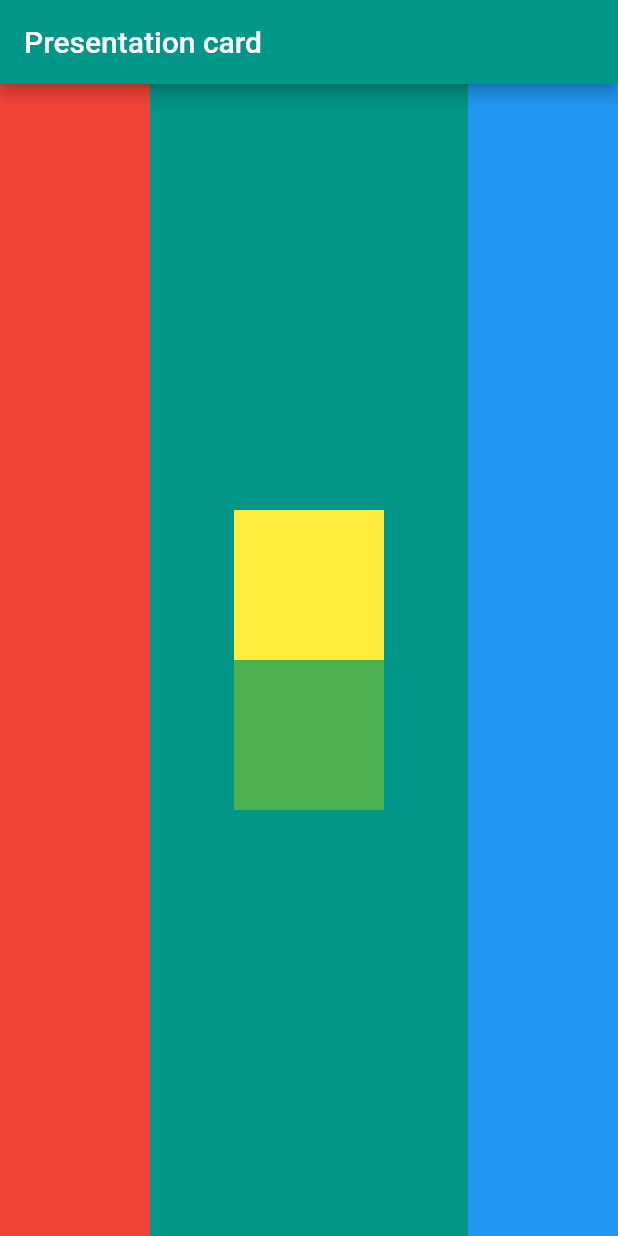
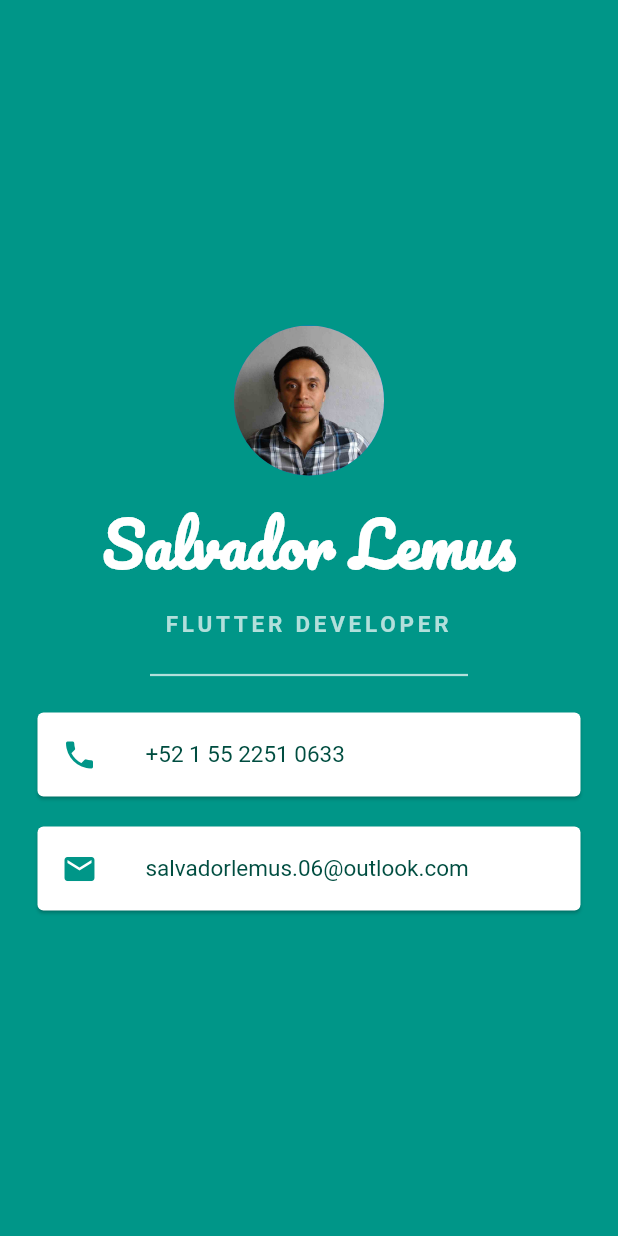
Before and after one commit to salvadorlemus/Flutter, a Flutter app: the screen it shows after launch, on a phone screen of 412 x 824 dp. Run offline on Flutter 3.47's test engine with Material 2 defaults, Android fonts, the phone set to English and light mode, and no system bars; Roboto replaces fonts that are missing (SourceSansPro).

Commit message:
Personal card using flutter.

```diff
--- a/lib/main.dart
+++ b/lib/main.dart
@@ -16,29 +16,82 @@ class MyCard extends StatelessWidget {
     return MaterialApp(
       home: Scaffold(
         backgroundColor: Colors.teal,
-        appBar: AppBar(
-          title: Text("Presentation card"),
-          backgroundColor: Colors.teal,
-        ),
+        // appBar: AppBar(
+        //   title: Text("Presentation card"),
+        //   backgroundColor: Colors.teal,
+        // ),
         body: SafeArea(
-          child: Row(
-            mainAxisAlignment: MainAxisAlignment.spaceBetween,
+          child: Column(
+            mainAxisAlignment: MainAxisAlignment.center,
+            crossAxisAlignment: CrossAxisAlignment.stretch,
             children: [
-              Container(width: 100,
-              color: Colors.red,),
-              Column(
-                mainAxisAlignment: MainAxisAlignment.center,
-                children: [
-                  Container(height: 100,
-                    width: 100,
-                    color: Colors.yellow,),
-                  Container(height: 100,
-                    width: 100,
-                    color: Colors.green,)
-                ],
+              Center(
+                child: CircleAvatar(
+                  radius: 50.0,
+                  backgroundImage: AssetImage("images/Portrait.jpg"),
+                ),
               ),
-              Container(width: 100,
-                color: Colors.blue,)
+              SizedBox(height: 10.0),
+              Text('Salvador Lemus',
+                textAlign: TextAlign.center,
+                style: TextStyle(
+                  fontFamily: 'Pacifico',
+                  fontSize: 40.0,
+                  color: Colors.white,
+                  fontWeight: FontWeight.bold
+                ),
+              ),
+              SizedBox(height: 10),
+              Text('FLUTTER DEVELOPER',
+                textAlign: TextAlign.center,
+                style: TextStyle(
+                    fontFamily: 'SourceSansPro',
+                    fontSize: 15.0,
+                    color: Colors.teal.shade100,
+                    fontWeight: FontWeight.bold,
+                    letterSpacing: 2.5
+                ),
+              ),
+              SizedBox(
+                height: 50,
+                child: Divider(
+                  color: Colors.teal.shade100,
+                  thickness: 1.5,
+                  indent: 100.0,
+                  endIndent: 100.0,
+                ),
+              ),
+              Card(
+                margin: EdgeInsets.symmetric(horizontal: 25.0),
+                child: ListTile(
+                  leading: Icon(Icons.phone,
+                    color: Colors.teal,
+                  ),
+                  title: Text('+52 1 55 2251 0633',
+                    style: TextStyle(
+                      color: Colors.teal.shade900,
+                      fontFamily: 'SourceSansPro',
+                      fontSize: 15.0
+                    ),
+                  ),
+                ),
+              ),
+              SizedBox(height: 20),
+              Card(
+                margin: EdgeInsets.symmetric(horizontal: 25.0),
+                child: ListTile(
+                  leading: Icon(Icons.email,
+                    color: Colors.teal,
+                  ),
+                  title: Text('salvadorlemus.06@outlook.com',
+                    style: TextStyle(
+                        color: Colors.teal.shade900,
+                        fontFamily: 'SourceSansPro',
+                        fontSize: 15.0
+                    ),
+                  ),
+                ),
+              ),
             ],
           ),
         ),
```
Also changed, not shown: pubspec.yaml (+8 -64 lines), fonts/Pacifico-Regular.ttf (added), images/Layout-Challenge-Specs.png (deleted), images/Portrait.jpg (added), 1 other file.
